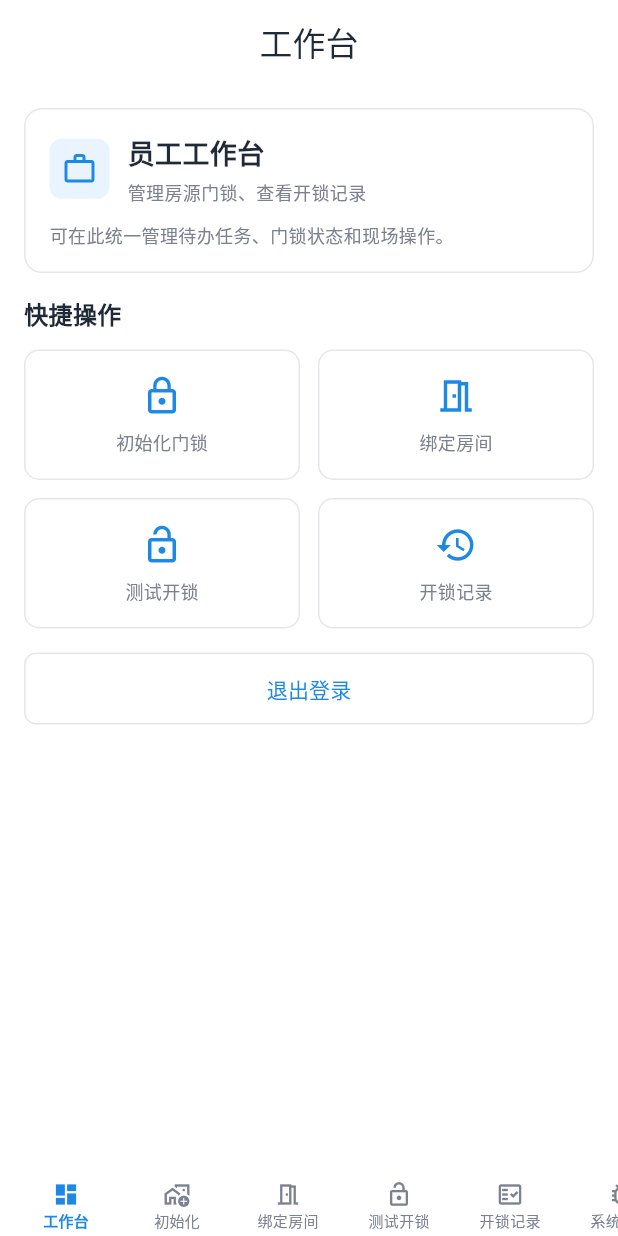
After one commit to KingWFEI/zhuxiang-mobile-app, a Flutter app: the WorkbenchPage screen opened by its route, on a phone screen of 412 x 824 dp. The commit adds this screen. Run offline on Flutter 3.47's test engine with Material 3 defaults, Android fonts, the phone set to English and light mode, and no system bars; our stand-ins replace dio, flutter_riverpod, flutter_secure_storage, go_router, permission_handler, shared_preferences; missing offline and left inert: ttlock_flutter; accounts and stored records are empty; network calls fail.

Commit message:
新增管理端staff

```diff
--- a/lib/app/config/app_config.dart
+++ b/lib/app/config/app_config.dart
@@ -13,7 +13,7 @@ class AppConfig {
 
   static String get baseUrl {
     return switch (currentEnv) {
-      AppEnv.dev => 'http://10.16.11.238:8000/api',
+      AppEnv.dev => 'http://10.143.183.201:8000/api',
       AppEnv.staging => 'https://staging.example.com/api',
       AppEnv.prod => 'https://api.example.com/api',
     };
--- a/lib/app/router/app_router.dart
+++ b/lib/app/router/app_router.dart
@@ -25,6 +25,7 @@ import '../../features/rental_flow/presentation/pages/rental_application_page.da
 import '../../features/rental_flow/presentation/pages/viewing_appointment_page.dart';
 import '../../features/rental_flow/presentation/pages/viewing_detail_page.dart';
 import '../../features/staff/lock_initial/presentation/lock_initial.dart';
+import '../../features/staff/workbench/presentation/workbench_page.dart';
 import '../launch/app_loading_page.dart';
 import 'app_shell.dart';
 import 'role_navigation_config.dart';
@@ -158,10 +159,7 @@ class AppRouter {
             GoRoute(
               name: RouteNames.staffWorkbench,
               path: RoutePaths.staff,
-              builder: (context, state) => const AppPlaceholderPage(
-                title: '工作台',
-                description: '员工工作台入口，后续承载待办任务、门锁状态和现场操作概览。',
-              ),
+              builder: (context, state) => const WorkbenchPage(),
             ),
           ],
         ),
--- a/lib/features/staff/lock_initial/data/staff_house_providers.dart
+++ b/lib/features/staff/lock_initial/data/providers/staff_house_providers.dart
@@ -1,8 +1,8 @@
 import 'package:flutter_riverpod/flutter_riverpod.dart';
 
-import '../../../../core/network/api_client_provider.dart';
-import 'staff_house.dart';
-import 'staff_house_service.dart';
+import '../../../../../core/network/api_client_provider.dart';
+import '../models/staff_house.dart';
+import '../services/staff_house_service.dart';
 
 final staffHouseServiceProvider = Provider<StaffHouseService>((ref) {
   return StaffHouseService(ref.watch(apiClientProvider));
--- a/lib/features/staff/lock_initial/data/staff_house_service.dart
+++ b/lib/features/staff/lock_initial/data/services/staff_house_service.dart
@@ -1,6 +1,6 @@
-import '../../../../core/network/api_client.dart';
-import '../../../../core/network/api_result.dart';
-import 'staff_house.dart';
+import '../../../../../core/network/api_client.dart';
+import '../../../../../core/network/api_result.dart';
+import '../models/staff_house.dart';
 
 class StaffHouseService {
   const StaffHouseService(this._apiClient);
--- /dev/null
+++ b/lib/features/staff/workbench/presentation/workbench_page.dart
@@ -0,0 +1,209 @@
+import 'package:flutter/material.dart';
+import 'package:flutter_riverpod/flutter_riverpod.dart';
+import 'package:go_router/go_router.dart';
+
+import '../../../../app/router/route_names.dart';
+import '../../../../app/theme/app_colors.dart';
+import '../../../../app/theme/app_radius.dart';
+import '../../../../app/theme/app_spacing.dart';
+import '../../../../app/theme/app_text_styles.dart';
+import '../../../auth/presentation/providers/auth_controller.dart';
+
+class WorkbenchPage extends ConsumerWidget {
+  const WorkbenchPage({super.key});
+
+  @override
+  Widget build(BuildContext context, WidgetRef ref) {
+    return Scaffold(
+      backgroundColor: AppColors.background,
+      appBar: AppBar(title: const Text('工作台')),
+      body: SafeArea(
+        child: ListView(
+          padding: const EdgeInsets.all(AppSpacing.lg),
+          children: [
+            _InfoCard(),
+            const SizedBox(height: AppSpacing.lg),
+            _QuickActions(),
+            const SizedBox(height: AppSpacing.lg),
+            OutlinedButton(
+              onPressed: () => _confirmLogout(context, ref),
+              child: const Text('退出登录'),
+            ),
+          ],
+        ),
+      ),
+    );
+  }
+
+  Future<void> _confirmLogout(BuildContext context, WidgetRef ref) async {
+    final confirmed = await showDialog<bool>(
+      context: context,
+      builder: (context) {
+        return AlertDialog(
+          title: const Text('退出登录'),
+          content: const Text('确定要退出当前账号吗？'),
+          actions: [
+            TextButton(
+              onPressed: () => Navigator.of(context).pop(false),
+              child: const Text('取消'),
+            ),
+            TextButton(
+              onPressed: () => Navigator.of(context).pop(true),
+              child: const Text('退出'),
+            ),
+          ],
+        );
+      },
+    );
+
+    if (confirmed != true || !context.mounted) return;
+    await ref.read(authControllerProvider.notifier).logout();
+    if (!context.mounted) return;
+    context.goNamed(RouteNames.login);
+  }
+}
+
+class _InfoCard extends StatelessWidget {
+  @override
+  Widget build(BuildContext context) {
+    return Container(
+      padding: const EdgeInsets.all(AppSpacing.lg),
+      decoration: BoxDecoration(
+        color: AppColors.surface,
+        borderRadius: BorderRadius.circular(AppRadius.xl),
+        border: Border.all(color: AppColors.border),
+      ),
+      child: Column(
+        crossAxisAlignment: CrossAxisAlignment.start,
+        children: [
+          Row(
+            children: [
+              Container(
+                width: 40,
+                height: 40,
+                decoration: BoxDecoration(
+                  color: AppColors.primaryLight,
+                  borderRadius: BorderRadius.circular(AppRadius.md),
+                ),
+                child: const Icon(Icons.work_outline, color: AppColors.primary),
+              ),
+              const SizedBox(width: AppSpacing.md),
+              Column(
+                crossAxisAlignment: CrossAxisAlignment.start,
+                children: [
+                  Text('员工工作台', style: AppTextStyles.titleMedium),
+                  const SizedBox(height: AppSpacing.xs),
+                  Text(
+                    '管理房源门锁、查看开锁记录',
+                    style: AppTextStyles.bodySmall,
+                  ),
+                ],
+              ),
+            ],
+          ),
+          const SizedBox(height: AppSpacing.md),
+          Text(
+            '可在此统一管理待办任务、门锁状态和现场操作。',
+            style: AppTextStyles.bodySmall.copyWith(
+              color: AppColors.textSecondary,
+            ),
+          ),
+        ],
+      ),
+    );
+  }
+}
+
+class _QuickActions extends StatelessWidget {
+  @override
+  Widget build(BuildContext context) {
+    return Column(
+      crossAxisAlignment: CrossAxisAlignment.start,
+      children: [
+        Padding(
+          padding: const EdgeInsets.only(bottom: AppSpacing.md),
+          child: Text(
+            '快捷操作',
+            style: AppTextStyles.bodyLarge.copyWith(
+              fontWeight: FontWeight.w700,
+            ),
+          ),
+        ),
+        Row(
+          children: [
+            Expanded(
+              child: _ActionTile(
+                icon: Icons.lock_outline,
+                label: '初始化门锁',
+                onTap: () => context.goNamed(RouteNames.staffLockInit),
+              ),
+            ),
+            const SizedBox(width: AppSpacing.md),
+            Expanded(
+              child: _ActionTile(
+                icon: Icons.meeting_room_outlined,
+                label: '绑定房间',
+                onTap: () => context.goNamed(RouteNames.staffLockBindRoom),
+              ),
+            ),
+          ],
+        ),
+        const SizedBox(height: AppSpacing.md),
+        Row(
+          children: [
+            Expanded(
+              child: _ActionTile(
+                icon: Icons.lock_open,
+                label: '测试开锁',
+                onTap: () => context.goNamed(RouteNames.staffLockTestUnlock),
+              ),
+            ),
+            const SizedBox(width: AppSpacing.md),
+            Expanded(
+              child: _ActionTile(
+                icon: Icons.history,
+                label: '开锁记录',
+                onTap: () => context.goNamed(RouteNames.staffUnlockRecords),
+              ),
+            ),
+          ],
+        ),
+      ],
+    );
+  }
+}
+
+class _ActionTile extends StatelessWidget {
+  const _ActionTile({
+    required this.icon,
+    required this.label,
+    required this.onTap,
+  });
+
+  final IconData icon;
+  final String label;
+  final VoidCallback onTap;
+
+  @override
+  Widget build(BuildContext context) {
+    return InkWell(
+      onTap: onTap,
+      borderRadius: BorderRadius.circular(AppRadius.lg),
+      child: Container(
+        padding: const EdgeInsets.all(AppSpacing.lg),
+        decoration: BoxDecoration(
+          color: AppColors.surface,
+          borderRadius: BorderRadius.circular(AppRadius.lg),
+          border: Border.all(color: AppColors.border),
+        ),
+        child: Column(
+          children: [
+            Icon(icon, color: AppColors.primary, size: 28),
+            const SizedBox(height: AppSpacing.sm),
+            Text(label, style: AppTextStyles.bodySmall),
+          ],
+        ),
+      ),
+    );
+  }
+}
```
Also changed, not shown: lib/core/utils/app_logger.dart (added, +36 -0 lines), lib/features/staff/lock_initial/data/providers/nearby_locks_provider.dart (added, +59 -0 lines), lib/features/staff/lock_initial/presentation/lock_initial.dart (+166 -46 lines), lib/features/staff/lock_initial/services/ttlock_ble_service.dart (+52 -2 lines), .claude/settings.local.json, lib/features/staff/lock_initial/data/models/staff_house.dart (renamed from lib/features/staff/lock_initial/data/staff_house.dart), pubspec.lock.
